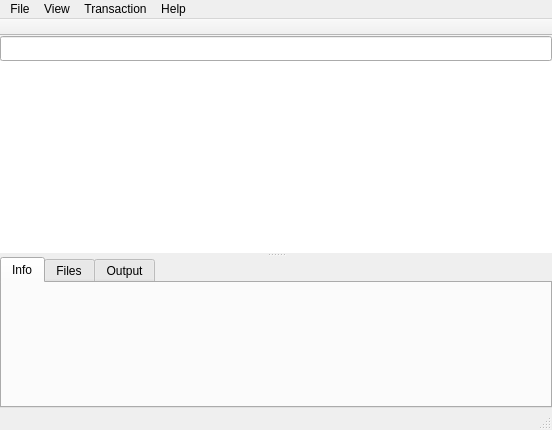
Qt form ui/mainwindow.ui (aarnt/octopi) before a commit.
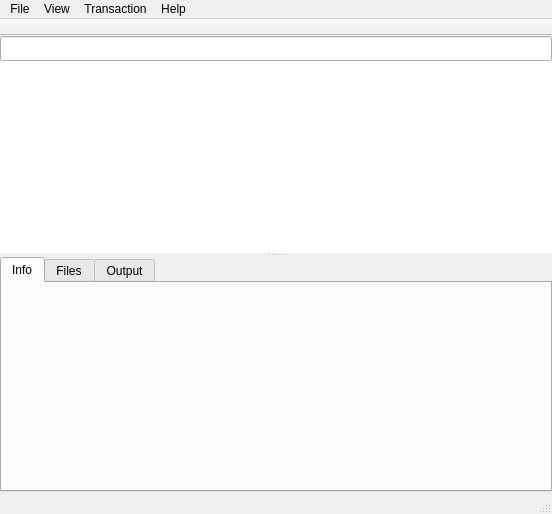
The same form after that commit. Icons and pictures are not drawn. Custom widgets are drawn as their Qt base class.

Commit message: Bugfix in PackagesitemDelegation + new height of TreeWidget.

Diff of the .ui file:
```diff
--- a/ui/mainwindow.ui
+++ b/ui/mainwindow.ui
@@ -82,15 +82,15 @@
         </widget>
         <widget class="QTabWidget" name="twProperties">
          <property name="sizePolicy">
-          <sizepolicy hsizetype="Expanding" vsizetype="Maximum">
+          <sizepolicy hsizetype="Expanding" vsizetype="Expanding">
            <horstretch>0</horstretch>
-           <verstretch>1</verstretch>
+           <verstretch>0</verstretch>
           </sizepolicy>
          </property>
          <property name="minimumSize">
           <size>
            <width>0</width>
-           <height>150</height>
+           <height>235</height>
           </size>
          </property>
          <property name="currentIndex">
```
The commit also changes 2 other files.
